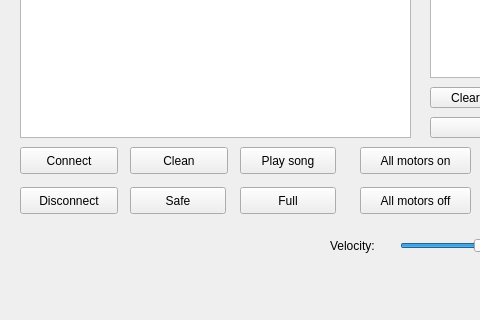
Before: the Qt Designer form src/ui/mainwindow.ui in joonaspessi/rotfl, drawn with Qt 5; both pictures show x 0 to 480 and y 350 to 670 of the 702 by 670 pixel window.
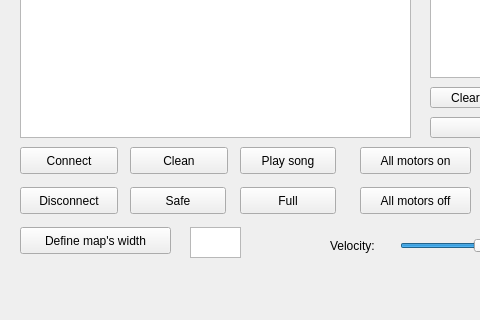
After: the same form once the commit is applied. Custom widgets are drawn as their Qt base class.

Commit message:
MAP: bounding rectangle and visibility corrections
- The bounding rectangle of mapScene_ is now set to be mapQGraphicsView's
  childrenRect().
- curPoint_'s and curSpeed's ZValue is set to be 1 after
  adding new items.

Patch:
```diff
--- a/src/ui/mainwindow.ui
+++ b/src/ui/mainwindow.ui
@@ -534,6 +534,29 @@
      <string>mm/s</string>
     </property>
    </widget>
+   <widget class="QTextEdit" name="textEdit">
+    <property name="geometry">
+     <rect>
+      <x>190</x>
+      <y>560</y>
+      <width>51</width>
+      <height>31</height>
+     </rect>
+    </property>
+   </widget>
+   <widget class="QPushButton" name="pushButton_4">
+    <property name="geometry">
+     <rect>
+      <x>20</x>
+      <y>560</y>
+      <width>151</width>
+      <height>27</height>
+     </rect>
+    </property>
+    <property name="text">
+     <string>Define map's width</string>
+    </property>
+   </widget>
    <zorder>pushButton</zorder>
    <zorder>listView</zorder>
    <zorder>pushButton_2</zorder>
```
Left out of the diff: 2 changed lines with no effect on the pictures. The commit also changes 1 other file.
